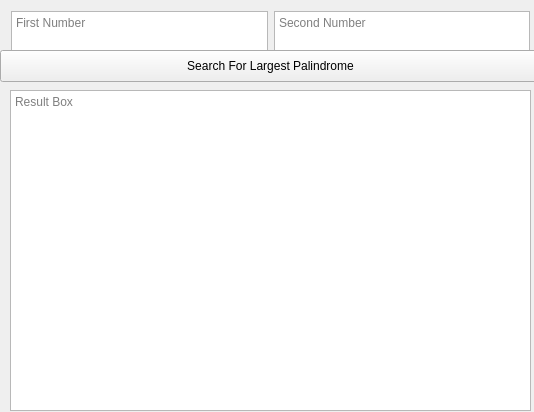
First picture: the form in palindromefinder.ui, repository samueljohnston96/PalindromeFinder, before the edit.
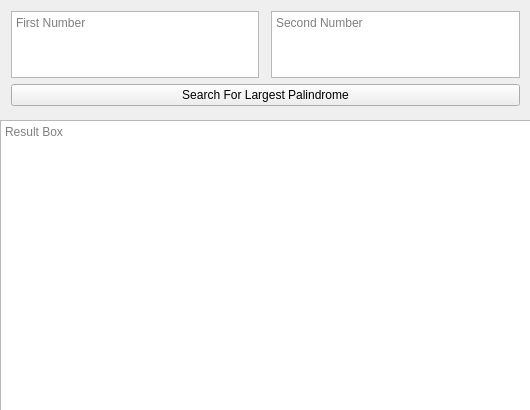
Second picture: the form after the edit.

Commit message: Manipulated the UI so that the boxes fit more nicely.

Diff of the .ui file:
```diff
--- a/palindromefinder.ui
+++ b/palindromefinder.ui
@@ -6,8 +6,8 @@
    <rect>
     <x>0</x>
     <y>0</y>
-    <width>534</width>
-    <height>412</height>
+    <width>530</width>
+    <height>410</height>
    </rect>
   </property>
   <property name="windowTitle">
@@ -19,11 +19,18 @@
      <rect>
       <x>0</x>
       <y>0</y>
-      <width>541</width>
-      <height>76</height>
+      <width>531</width>
+      <height>117</height>
      </rect>
     </property>
     <layout class="QGridLayout" name="gridLayout">
+     <item row="0" column="3">
+      <widget class="QTextEdit" name="secondNumber">
+       <property name="placeholderText">
+        <string>Second Number</string>
+       </property>
+      </widget>
+     </item>
      <item row="0" column="1">
       <widget class="QTextEdit" name="firstNumber">
        <property name="placeholderText">
@@ -31,35 +38,22 @@
        </property>
       </widget>
      </item>
-     <item row="0" column="2">
-      <widget class="QTextEdit" name="secondNumber">
-       <property name="placeholderText">
-        <string>Second Number</string>
+     <item row="1" column="1" colspan="3">
+      <widget class="QPushButton" name="searchButton">
+       <property name="text">
+        <string>Search For Largest Palindrome</string>
        </property>
       </widget>
      </item>
     </layout>
    </widget>
-   <widget class="QPushButton" name="searchButton">
-    <property name="geometry">
-     <rect>
-      <x>0</x>
-      <y>50</y>
-      <width>541</width>
-      <height>32</height>
-     </rect>
-    </property>
-    <property name="text">
-     <string>Search For Largest Palindrome</string>
-    </property>
-   </widget>
    <widget class="QTextBrowser" name="resultsBox">
     <property name="geometry">
      <rect>
-      <x>10</x>
-      <y>90</y>
-      <width>521</width>
-      <height>321</height>
+      <x>0</x>
+      <y>120</y>
+      <width>531</width>
+      <height>291</height>
      </rect>
     </property>
     <property name="sizePolicy">
```
